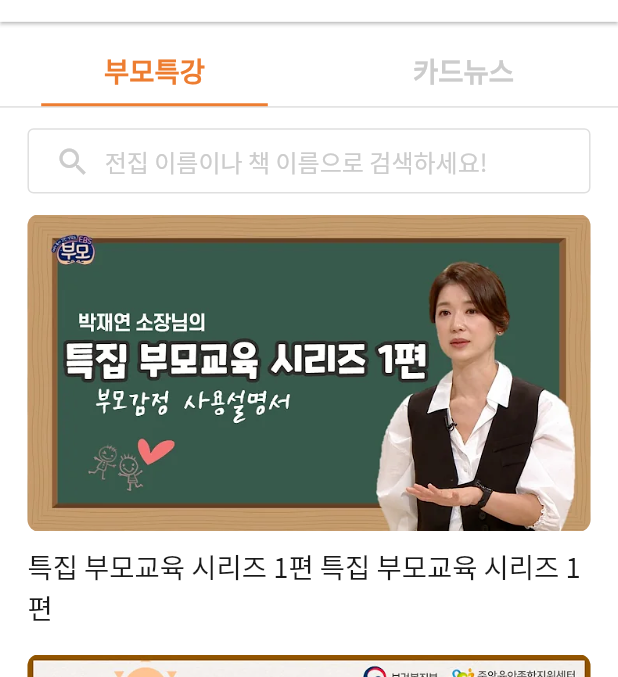
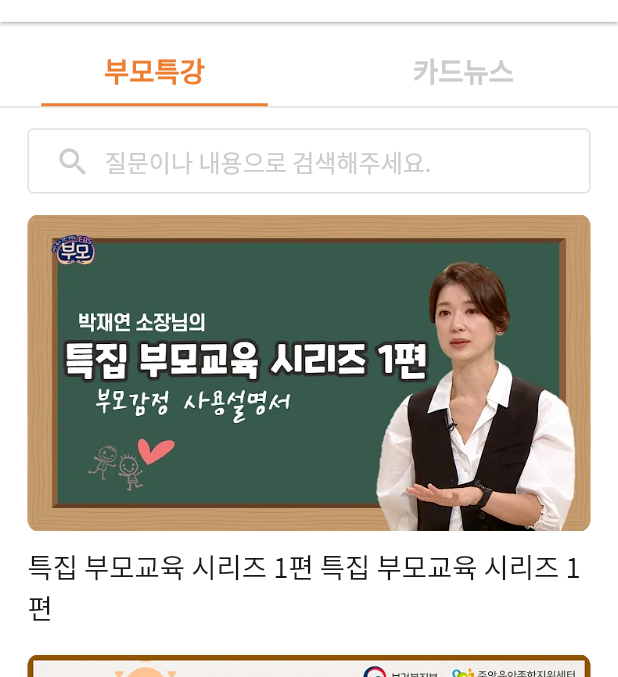
Before and after one commit to mong9nuna/AramiTest, a Flutter app: the screen it shows after launch, item 2 of the bottom bar chosen, scrolled down 1073 dp, after a tap on "더보기 +", on a phone screen of 412 x 824 dp, the part 64-741 px from its top. Run offline on Flutter 3.47's test engine with Material 2 defaults, Android fonts, the light colour scheme and no system bars; our stand-ins replace dio, image_picker, open_file, video_player.

Commit message:
에러수정

```diff
--- a/lib/common/component/custom_search_bar.dart
+++ b/lib/common/component/custom_search_bar.dart
@@ -4,7 +4,8 @@ import 'package:arami/common/const/size.dart';
 import 'package:flutter/material.dart';
 
 class CustomSearchBar extends StatefulWidget {
-  const CustomSearchBar({Key? key}) : super(key: key);
+  final String hintText;
+  const CustomSearchBar({required this.hintText, Key? key}) : super(key: key);
 
   @override
   State<CustomSearchBar> createState() => _CustomSearchBarState();
@@ -27,7 +28,7 @@ class _CustomSearchBarState extends State<CustomSearchBar> {
 
   @override
   Widget build(BuildContext context) {
-    return Container(
+    return SizedBox(
       height: 38.0 * getScaleWidth(context),
       child: TextField(
         textAlignVertical: TextAlignVertical.center,
@@ -51,7 +52,7 @@ class _CustomSearchBarState extends State<CustomSearchBar> {
             minWidth: 20.0 * getScaleWidth(context),
             minHeight: 20.0 * getScaleWidth(context),
           ),
-          hintText: '전집 이름이나 책 이름으로 검색하세요!',
+          hintText: widget.hintText,
           hintStyle: BODY2_REGULAR.copyWith(
               fontSize: 14.0 * getFontWidth(context), color: GRAY020),
           enabledBorder: OutlineInputBorder(
--- a/lib/common/const/function.dart
+++ b/lib/common/const/function.dart
@@ -1,4 +1,7 @@
 import 'package:intl/intl.dart';
+import 'package:flutter/material.dart';
+
+import 'colors.dart';
 
 String TimeCount(String time) {
   DateTime? newDate = DateTime.tryParse(time);
@@ -40,3 +43,10 @@ String getToday() {
   var strToday = formatter.format(now);
   return strToday;
 }
+
+Container Lines(double height){
+  return Container(
+    height: height,
+    color: LIGHT_BG3,
+  );
+}
--- a/lib/library/view/library_main_screen.dart
+++ b/lib/library/view/library_main_screen.dart
@@ -584,7 +584,9 @@ class _LibraryMainScreenState extends State<LibraryMainScreen>
                       left: 16.0 * getScaleWidth(context),
                       right: 16.0 * getScaleWidth(context),
                     ),
-                    child: CustomSearchBar(),
+                    child: const CustomSearchBar(
+                      hintText: '전집 이름이나 책 이름으로 검색하세요!',
+                    ),
                   ),
                   if (tabIndex == 0)
                     Padding(
--- a/lib/parenting/view/parenting_main_screen.dart
+++ b/lib/parenting/view/parenting_main_screen.dart
@@ -1,4 +1,5 @@
 import 'package:arami/common/const/colors.dart';
+import 'package:arami/common/const/function.dart';
 import 'package:arami/home/component/todaybooks_card.dart';
 import 'package:arami/parenting/component/parenting_cardnews_card.dart';
 import 'package:arami/parenting/component/parenting_parentaledu_card.dart';
@@ -23,24 +24,17 @@ class ParentingMainScreen extends StatelessWidget {
           crossAxisAlignment: CrossAxisAlignment.start,
           children: [
             ParentingTopMenu(),
-            Lines(),
+            Lines(8.0),
             TodayBooksCard(),
-            Lines(),
+            Lines(8.0),
             ParentingMomsqnaCard(),
-            Lines(),
+            Lines(8.0),
             ParentingParentaleduCard(),
             ParentingCardNewsCard(),
-            Lines(),
+            Lines(8.0),
           ],
         ),
       ),
     );
   }
-
-  Container Lines(){
-    return Container(
-      height: 8.0,
-      color: LIGHT_BG3,
-    );
-  }
 }
--- a/lib/parenting/view/parenting_parentaledu_screen.dart
+++ b/lib/parenting/view/parenting_parentaledu_screen.dart
@@ -190,7 +190,9 @@ class _ParentingParentaleduScreenState
                   horizontal: 16.0 * getScaleWidth(context),
                   vertical: 12.0 * getScaleWidth(context),
                 ),
-                child: CustomSearchBar(),
+                child: const CustomSearchBar(
+                  hintText: '질문이나 내용으로 검색해주세요.',
+                ),
               ),
               ListView.builder(
                 physics: NeverScrollableScrollPhysics(),
@@ -258,7 +260,9 @@ class _ParentingParentaleduScreenState
                   padding: EdgeInsets.symmetric(
                     vertical: 12.0 * getScaleWidth(context),
                   ),
-                  child: CustomSearchBar(),
+                  child: const CustomSearchBar(
+                    hintText: '질문이나 내용으로 검색해주세요.',
+                  ),
                 ),
                 GridView.builder(
                   itemCount: cardnewsItem.length,
```
Also changed, not shown: lib/parenting/component/parenting_top_menu.dart (+40 -5 lines), lib/parenting/view/parenting_management_screen.dart (added, +111 -0 lines), asset/img/icons/parenting_down_arrow_icon.png (added).
